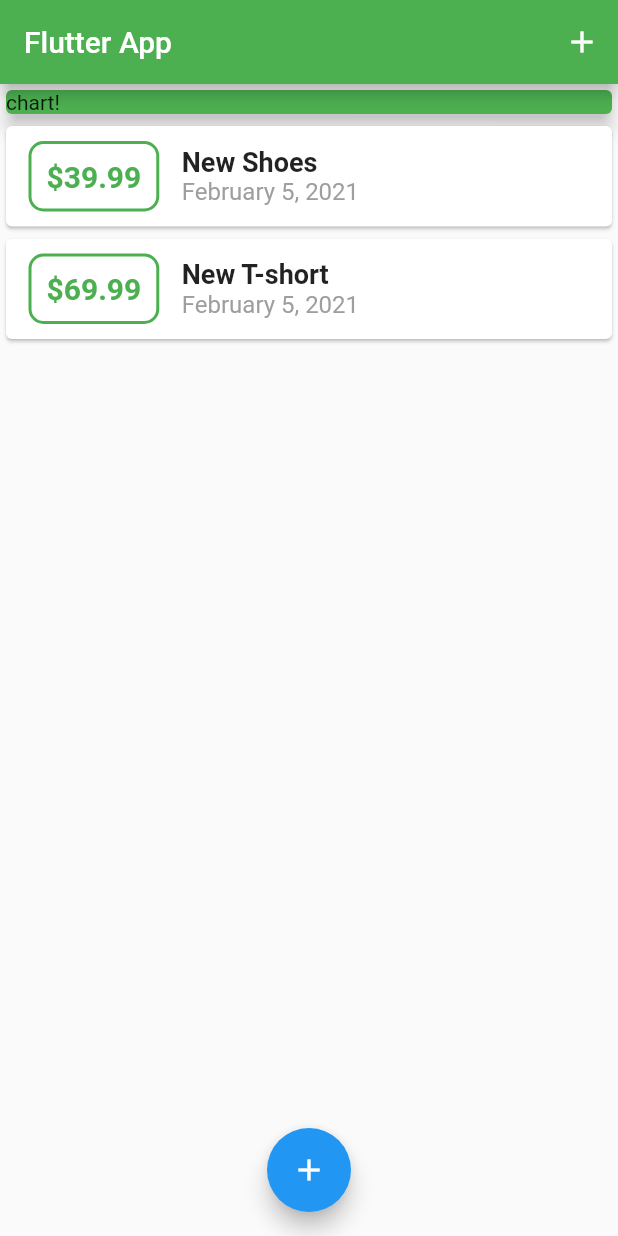
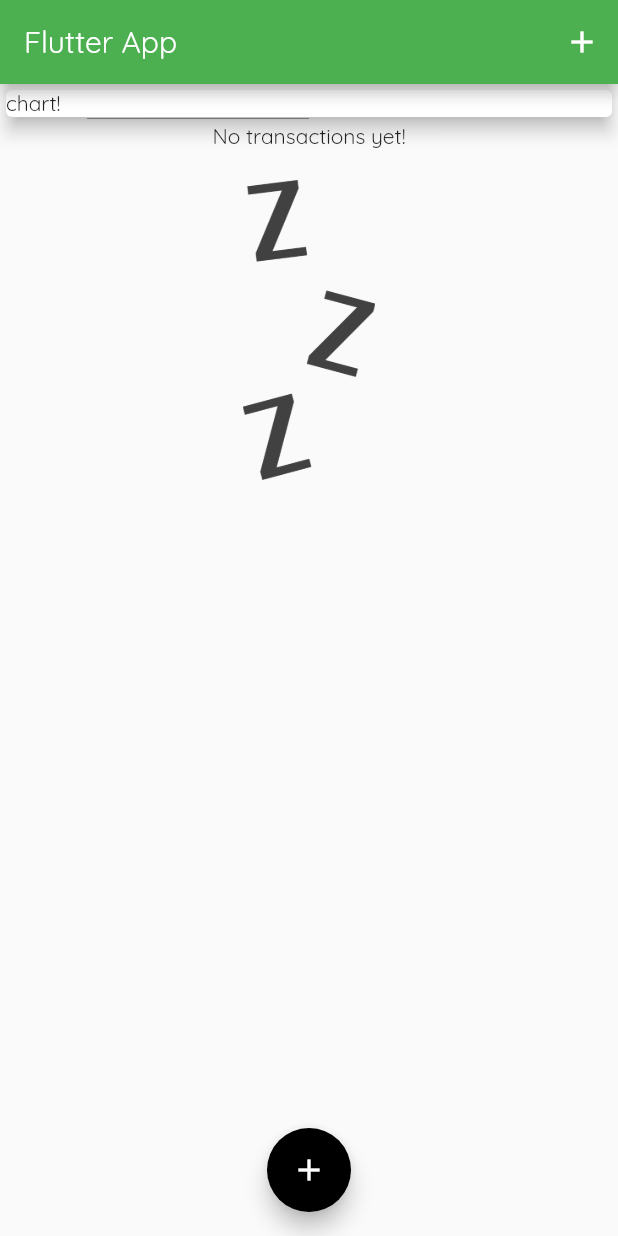
Before and after one commit to shh8te/expenses_planner, a Flutter app: the screen it shows after launch, on a phone screen of 412 x 824 dp. Run offline on Flutter 3.47's test engine with Material 2 defaults, Android fonts, the phone set to English and light mode, and no system bars.

Commit message:
Complete transaction list

```diff
--- a/lib/main.dart
+++ b/lib/main.dart
@@ -12,6 +12,11 @@ class MyApp extends StatelessWidget {
   Widget build(BuildContext context) {
     return MaterialApp(
       title: 'Flutter Demo',
+      theme: ThemeData(
+        primarySwatch: Colors.green,
+        accentColor: Colors.black,
+        fontFamily: 'Quicksand',
+      ),
       home: MyHomePage(),
     );
   }
@@ -24,14 +29,14 @@ class MyHomePage extends StatefulWidget {
 
 class _MyHomePageState extends State<MyHomePage> {
   final List<Transaction> _userTransactions = [
-    Transaction(id: 1, title: 'New Shoes', amount: 39.99, date: DateTime.now()),
-    Transaction(
-        id: 2, title: 'New T-short', amount: 69.99, date: DateTime.now()),
+    // Transaction(id: 1, title: 'New Shoes', amount: 39.99, date: DateTime.now()),
+    // Transaction(
+    //     id: 2, title: 'New T-short', amount: 69.99, date: DateTime.now()),
   ];
 
   void _addNewTransaction(String title, double amount) {
     final newTx = Transaction(
-        id: _userTransactions.last.id++,
+        id: _userTransactions.isEmpty ? 0 : _userTransactions.last.id++,
         title: title,
         amount: amount,
         date: DateTime.now());
@@ -53,7 +58,6 @@ class _MyHomePageState extends State<MyHomePage> {
   Widget build(BuildContext context) {
     return Scaffold(
       appBar: AppBar(
-        backgroundColor: Colors.green,
         title: Text('Flutter App'),
         actions: <Widget>[
           IconButton(
@@ -70,7 +74,6 @@ class _MyHomePageState extends State<MyHomePage> {
               child: Card(
                 child: Text('chart!'),
                 elevation: 5,
-                color: Colors.green,
               ),
             ),
             TransactionList(_userTransactions),
--- a/lib/widgets/new_transaction.dart
+++ b/lib/widgets/new_transaction.dart
@@ -23,6 +23,8 @@ class _NewTransactionState extends State<NewTransaction> {
     }
 
     widget.addNewTransaction(enteredTitle, enteredAmount);
+
+    Navigator.of(context).pop();
   }
 
   @override
@@ -43,7 +45,7 @@ class _NewTransactionState extends State<NewTransaction> {
               controller: amountController,
               keyboardType:
                   TextInputType.numberWithOptions(decimal: true, signed: true),
-              onSubmitted: (_) => submitData,
+              onSubmitted: (_) => submitData(),
             ),
             FlatButton(
               onPressed: submitData,
--- a/lib/widgets/transaction_list.dart
+++ b/lib/widgets/transaction_list.dart
@@ -12,23 +12,36 @@ class TransactionList extends StatelessWidget {
   Widget build(BuildContext context) {
     return Container(
       height: 300,
-      child: ListView.builder(
+      child: transactions.isEmpty
+          ? Column(
+              children: <Widget>[
+                Text('No transactions yet!'),
+                SizedBox(height: 20),
+                Container(
+                    height: 200,
+                    child: Image.asset('assets/images/waiting.png')),
+              ],
+            )
+          : ListView.builder(
               itemBuilder: (context, index) {
                 return Card(
                   child: Row(
                     children: <Widget>[
                       Container(
-                  margin: EdgeInsets.symmetric(vertical: 10, horizontal: 15),
+                        margin:
+                            EdgeInsets.symmetric(vertical: 10, horizontal: 15),
                         padding: EdgeInsets.all(10),
                         decoration: BoxDecoration(
                             borderRadius: BorderRadius.circular(10),
-                      border: Border.all(color: Colors.green, width: 2)),
+                            border: Border.all(
+                                color: Theme.of(context).primaryColor,
+                                width: 2)),
                         child: Text(
                           '\$${transactions[index].amount.toStringAsFixed(2)}',
                           style: TextStyle(
                               fontWeight: FontWeight.bold,
                               fontSize: 20,
-                        color: Colors.green),
+                              color: Theme.of(context).primaryColor),
                         ),
                       ),
                       Column(
@@ -41,7 +54,8 @@ class TransactionList extends StatelessWidget {
                               )),
                           Text(
                               '${DateFormat.yMMMMd().format(transactions[index].date)}',
-                        style: TextStyle(fontSize: 16, color: Colors.grey)),
+                              style:
+                                  TextStyle(fontSize: 16, color: Colors.grey)),
                         ],
                       )
                     ],
```
Also changed, not shown: pubspec.yaml (+13 -9 lines), assets/fonts/OpenSans-Bold.ttf (added), assets/fonts/OpenSans-Regular.ttf (added), assets/fonts/Quicksand-Bold.ttf (added), assets/fonts/Quicksand-Light.ttf (added), assets/fonts/Quicksand-Medium.ttf (added), assets/fonts/Quicksand-Regular.ttf (added), assets/images/waiting.png (added). Lines whose indentation alone changed are shown as unchanged.
